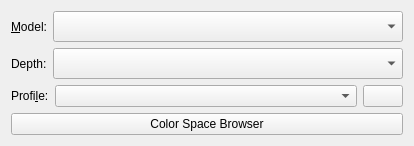
First picture: the form in libs/ui/forms/wdgcolorspaceselector.ui, repository KDE/krita, before the edit.
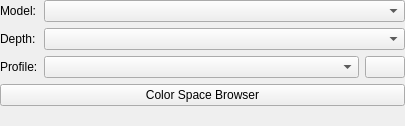
Second picture: the form after the edit. Custom widgets are drawn as their Qt base class.

Commit message:
Color space selector: simplify layout
- Drop extra unnecessary margin from the vertical layout
- Use a proper form layout to link widgets
- Fix color profile combobox overlapping the Open button on Gnome Fusion

Patch:
```diff
--- a/libs/ui/forms/wdgcolorspaceselector.ui
+++ b/libs/ui/forms/wdgcolorspaceselector.ui
@@ -10,8 +10,8 @@
    <rect>
     <x>0</x>
     <y>0</y>
-    <width>414</width>
-    <height>146</height>
+    <width>405</width>
+    <height>126</height>
    </rect>
   </property>
   <property name="sizePolicy">
@@ -20,26 +20,27 @@
     <verstretch>0</verstretch>
    </sizepolicy>
   </property>
-  <property name="minimumSize">
-   <size>
-    <width>0</width>
-    <height>0</height>
-   </size>
-  </property>
-  <layout class="QVBoxLayout" name="verticalLayout">
-   <item>
-    <layout class="QHBoxLayout" name="horizontalLayout">
-     <item>
+  <layout class="QFormLayout" name="formLayout">
+   <property name="leftMargin">
+    <number>0</number>
+   </property>
+   <property name="topMargin">
+    <number>0</number>
+   </property>
+   <property name="rightMargin">
+    <number>0</number>
+   </property>
+   <property name="bottomMargin">
+    <number>0</number>
+   </property>
+   <item row="0" column="0">
       <widget class="QLabel" name="lblColorSpaces">
        <property name="text">
-        <string comment="Color model">&amp;Model:</string>
-       </property>
-       <property name="buddy">
-        <cstring>cmbColorModels</cstring>
+      <string comment="Color model">Model:</string>
        </property>
       </widget>
      </item>
-     <item>
+   <item row="0" column="1">
       <widget class="KisCmbIDList" name="cmbColorModels">
        <property name="sizePolicy">
         <sizepolicy hsizetype="Expanding" vsizetype="Preferred">
@@ -49,21 +50,14 @@
        </property>
       </widget>
      </item>
-    </layout>
-   </item>
-   <item>
-    <layout class="QHBoxLayout" name="horizontalLayout_3">
-     <item>
+   <item row="1" column="0">
       <widget class="QLabel" name="lblColorModels">
        <property name="text">
         <string comment="Label of Color Depth in Color Space Selector dialogue">Depth:</string>
        </property>
-       <property name="buddy">
-        <cstring>cmbColorModels</cstring>
-       </property>
-      </widget>
-     </item>
-     <item>
+    </widget>
+   </item>
+   <item row="1" column="1">
       <widget class="KisCmbIDList" name="cmbColorDepth">
        <property name="sizePolicy">
         <sizepolicy hsizetype="Expanding" vsizetype="Preferred">
@@ -73,20 +67,31 @@
        </property>
       </widget>
      </item>
-    </layout>
-   </item>
-   <item>
-    <layout class="QHBoxLayout" name="horizontalLayout_2">
-     <item>
+   <item row="2" column="0">
       <widget class="QLabel" name="lblProfiles">
        <property name="text">
-        <string>Profi&amp;le:</string>
+      <string>Profile:</string>
        </property>
        <property name="buddy">
         <cstring>cmbProfile</cstring>
        </property>
       </widget>
      </item>
+   <item row="2" column="1">
+    <widget class="QFrame" name="frame">
+     <layout class="QHBoxLayout" name="horizontalLayout_2">
+      <property name="leftMargin">
+       <number>0</number>
+      </property>
+      <property name="topMargin">
+       <number>0</number>
+      </property>
+      <property name="rightMargin">
+       <number>0</number>
+      </property>
+      <property name="bottomMargin">
+       <number>0</number>
+      </property>
      <item>
       <widget class="KisSqueezedComboBox" name="cmbProfile">
        <property name="sizePolicy">
@@ -105,6 +110,12 @@
      </item>
      <item>
       <widget class="QPushButton" name="bnInstallProfile">
+        <property name="sizePolicy">
+         <sizepolicy hsizetype="Minimum" vsizetype="Minimum">
+          <horstretch>0</horstretch>
+          <verstretch>0</verstretch>
+         </sizepolicy>
+        </property>
        <property name="toolTip">
         <string>Install a new profile from a file</string>
        </property>
@@ -117,8 +128,9 @@
       </widget>
      </item>
     </layout>
+    </widget>
    </item>
-   <item>
+   <item row="3" column="0" colspan="2">
     <widget class="QPushButton" name="bnAdvanced">
      <property name="text">
       <string>Color Space Browser</string>
```
Left out of the diff: 2 changed lines with no effect on the pictures. Lines whose indentation alone changed are shown as unchanged.
